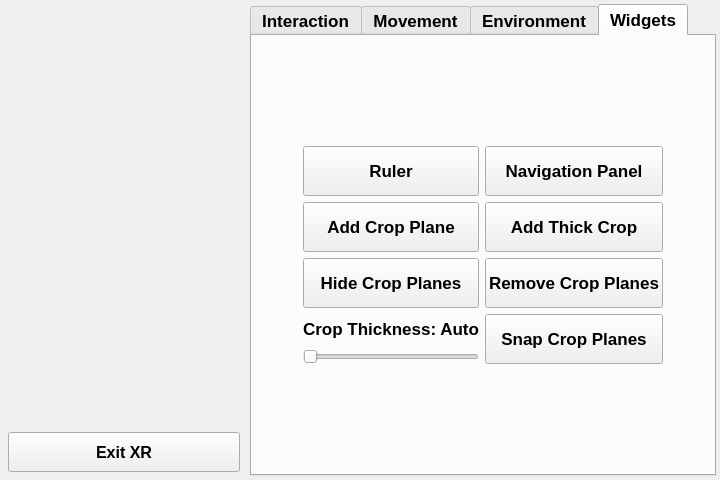
Above: Plugins/XRInterface/Plugin/pqXRInterfaceControls.ui from Kitware/ParaView before the change. Below: the same form after it.
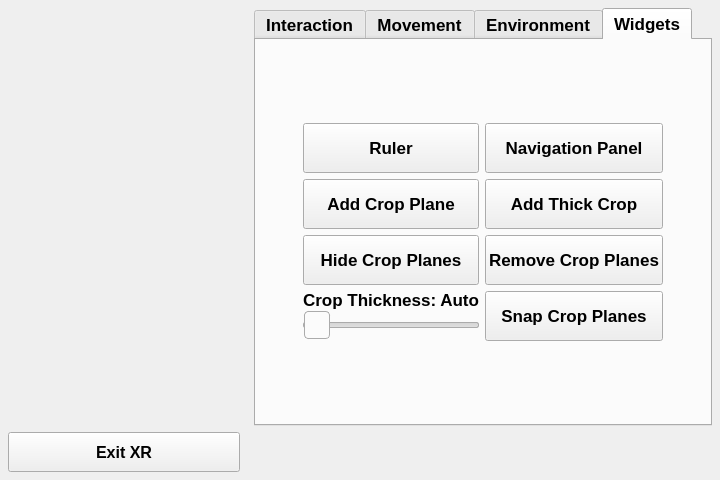
That is the form after the change. The open tabs and pages were chosen to show the change. Icons and pictures are not drawn. Custom widgets are drawn as their Qt base class.

Commit message:
Add animation toolbar back to the XR menu
Increased slider handle size.

```diff
--- a/Plugins/XRInterface/Plugin/pqXRInterfaceControls.ui
+++ b/Plugins/XRInterface/Plugin/pqXRInterfaceControls.ui
@@ -36,6 +36,23 @@
   <property name="windowTitle">
    <string>XRInterfaceControls</string>
   </property>
+  <property name="styleSheet">
+   <string notr="true">QSlider::groove:horizontal {
+    border: 1px solid #ababab;
+    border-radius: 2px;
+    height: 4px;
+    background: qlineargradient(x1:0, y1:0, x2:0, y2:1, stop:0 #d3d3d3, stop:1 #e1e1e1);
+}
+
+QSlider::handle:horizontal {
+    border: 1px solid #ababab;
+    background:  #fbfbfb;
+    width: 24px;
+    margin: -12px 0;
+    border-radius: 4px;
+}
+</string>
+  </property>
   <layout class="QHBoxLayout" name="horizontalLayout_2">
    <property name="leftMargin">
     <number>4</number>
@@ -127,6 +144,20 @@
     </widget>
    </item>
    <item>
+    <layout class="QVBoxLayout" name="verticalLayout_2">
+     <property name="leftMargin">
+      <number>4</number>
+     </property>
+     <property name="topMargin">
+      <number>4</number>
+     </property>
+     <property name="rightMargin">
+      <number>4</number>
+     </property>
+     <property name="bottomMargin">
+      <number>4</number>
+     </property>
+     <item>
     <widget class="QTabWidget" name="pqXRInterfaceTabs">
      <property name="font">
       <font>
@@ -1416,8 +1447,23 @@
            </item>
            <item row="5" column="0">
             <layout class="QVBoxLayout" name="verticalLayout_12">
+               <property name="spacing">
+                <number>0</number>
+               </property>
              <item>
               <widget class="QLabel" name="cropThicknessLabel">
+                 <property name="minimumSize">
+                  <size>
+                   <width>0</width>
+                   <height>18</height>
+                  </size>
+                 </property>
+                 <property name="maximumSize">
+                  <size>
+                   <width>16777215</width>
+                   <height>18</height>
+                  </size>
+                 </property>
                <property name="font">
                 <font>
                  <family>Arial</family>
@@ -1439,7 +1485,7 @@
                <property name="minimumSize">
                 <size>
                  <width>0</width>
-                 <height>0</height>
+                   <height>32</height>
                 </size>
                </property>
                <property name="maximum">
@@ -1656,6 +1702,24 @@
      </widget>
     </widget>
    </item>
+     <item>
+      <widget class="pqVCRToolbar" name="VCR" native="true">
+       <property name="sizePolicy">
+        <sizepolicy hsizetype="Minimum" vsizetype="Preferred">
+         <horstretch>0</horstretch>
+         <verstretch>0</verstretch>
+        </sizepolicy>
+       </property>
+       <property name="minimumSize">
+        <size>
+         <width>20</width>
+         <height>40</height>
+        </size>
+       </property>
+      </widget>
+     </item>
+    </layout>
+   </item>
   </layout>
  </widget>
  <customwidgets>
@@ -1665,6 +1729,11 @@
    <header>pqPipelineBrowserWidget.h</header>
    <container>1</container>
   </customwidget>
+  <customwidget>
+   <class>pqVCRToolbar</class>
+   <extends>QWidget</extends>
+   <header>pqVCRToolbar.h</header>
+  </customwidget>
  </customwidgets>
  <resources>
   <include location="../../../Qt/Components/Resources/pqComponents.qrc"/>
```
Left out of the diff: 13 changed lines with no effect on the pictures. Lines whose indentation alone changed are shown as unchanged. The commit also changes 2 other files.
